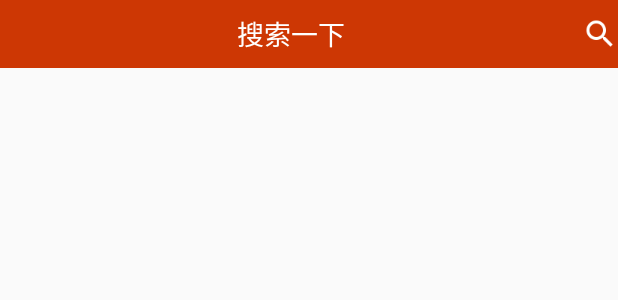
After one commit to LiangXudDong/NSGS, an Android app: the layout activity_sousuo.xml on its own in the app's theme, with its tools: preview values and no code run, on a phone screen of 412 x 824 dp. The commit adds this screen. Shown: the top 300 px of the screen. Run offline under Robolectric (Android 15) with nearby library versions, the phone set to English and light mode, and no system bars.

```diff
--- a/app/src/main/AndroidManifest.xml
+++ b/app/src/main/AndroidManifest.xml
@@ -28,7 +28,8 @@
         <activity android:name=".base.MyBaseActivity" />
         <activity android:name=".MyWebView" />
         <activity android:name=".Login.view.Denglu" />
-        <activity android:name=".register.view.Zhuce"></activity>
+        <activity android:name=".register.view.Zhuce" />
+        <activity android:name=".sousuo.Sousuo"></activity>
     </application>
 
 </manifest>
--- /dev/null
+++ b/app/src/main/res/layout/activity_sousuo.xml
@@ -0,0 +1,18 @@
+<?xml version="1.0" encoding="utf-8"?>
+<RelativeLayout xmlns:android="http://schemas.android.com/apk/res/android"
+    xmlns:tools="http://schemas.android.com/tools"
+    android:id="@+id/activity_sousuo"
+    android:layout_width="match_parent"
+    android:layout_height="match_parent"
+    tools:context="com.bwie.test.nsgshop.sousuo.Sousuo">
+    <EditText
+        android:id="@+id/sousuo"
+        android:layout_width="match_parent"
+        android:layout_height="45dp"
+        android:layout_gravity="center"
+        android:hint="@string/app_shuru"
+        android:textColorHint="@color/nav_sousuo"
+        android:gravity="center"
+        android:drawableRight="@mipmap/ic_action_search"
+        android:background="@color/title"/>
+</RelativeLayout>
```
Also changed, not shown: app/src/main/java/com/bwie/test/nsgshop/Login/view/Denglu.java (+11 -14 lines), app/src/main/java/com/bwie/test/nsgshop/cart/view/Cart_fragment.java (+55 -42 lines), app/src/main/java/com/bwie/test/nsgshop/home/view/Home_fragment.java (+3 -0 lines), app/src/main/java/com/bwie/test/nsgshop/register/view/Zhuce.java (+5 -8 lines), app/src/main/java/com/bwie/test/nsgshop/sousuo/Sousuo.java (added, +15 -0 lines), app/src/main/java/com/bwie/test/nsgshop/user/view/User_fragment.java (+0 -3 lines).
